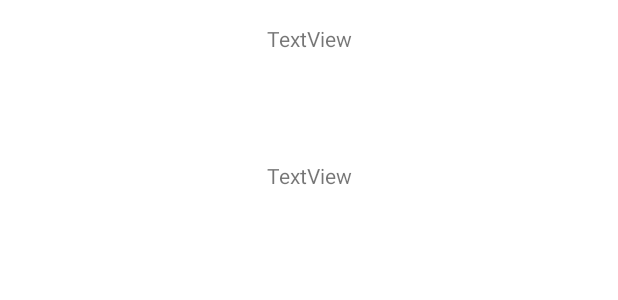
After one commit to avainslie/Powerpuff-Girls, an Android app: the layout activity_individual_resource.xml on its own in the app's theme, with its tools: preview values and no code run, on a phone screen of 412 x 824 dp. The commit adds this screen. Shown: the top 300 px of the screen. Run offline under Robolectric (Android 15) with nearby library versions, the light colour scheme and no system bars.

```diff
--- a/app/src/main/AndroidManifest.xml
+++ b/app/src/main/AndroidManifest.xml
@@ -9,7 +9,8 @@
         android:roundIcon="@mipmap/ic_launcher_round"
         android:supportsRtl="true"
         android:theme="@style/Theme.PowerpuffGirls">
-        <activity android:name=".RecommendationsActivity"></activity>
+        <activity android:name=".IndividualResource"></activity>
+        <activity android:name=".RecommendationsActivity" />
         <activity android:name=".MainActivity">
             <intent-filter>
                 <action android:name="android.intent.action.MAIN" />
--- /dev/null
+++ b/app/src/main/res/layout/activity_individual_resource.xml
@@ -0,0 +1,29 @@
+<?xml version="1.0" encoding="utf-8"?>
+<androidx.constraintlayout.widget.ConstraintLayout xmlns:android="http://schemas.android.com/apk/res/android"
+    xmlns:app="http://schemas.android.com/apk/res-auto"
+    xmlns:tools="http://schemas.android.com/tools"
+    android:layout_width="match_parent"
+    android:layout_height="match_parent"
+    tools:context=".IndividualResource">
+
+    <TextView
+        android:id="@+id/Resource_name"
+        android:layout_width="wrap_content"
+        android:layout_height="wrap_content"
+        android:layout_marginTop="16dp"
+        android:text="TextView"
+        app:layout_constraintEnd_toEndOf="parent"
+        app:layout_constraintStart_toStartOf="parent"
+        app:layout_constraintTop_toTopOf="parent" />
+
+    <TextView
+        android:id="@+id/Resource_description"
+        android:layout_width="wrap_content"
+        android:layout_height="wrap_content"
+        android:layout_marginTop="72dp"
+        android:text="TextView"
+        app:layout_constraintEnd_toEndOf="parent"
+        app:layout_constraintHorizontal_bias="0.501"
+        app:layout_constraintStart_toStartOf="parent"
+        app:layout_constraintTop_toBottomOf="@+id/Resource_name" />
+</androidx.constraintlayout.widget.ConstraintLayout>
```
Also changed, not shown: app/src/main/java/com/example/powerpuffgirls/FirestoreAdapter.java (+6 -3 lines), app/src/main/java/com/example/powerpuffgirls/IndividualResource.java (added, +21 -0 lines), app/src/main/java/com/example/powerpuffgirls/RecommendationsActivity.java (+12 -13 lines).
